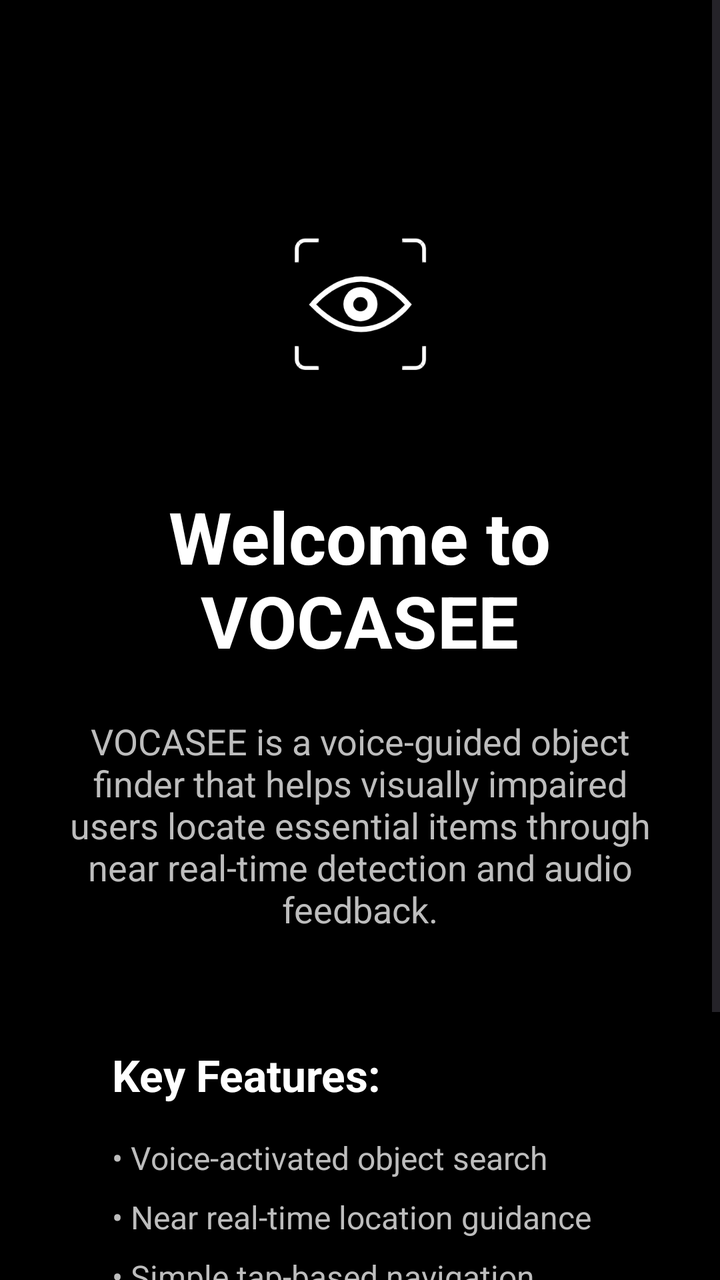
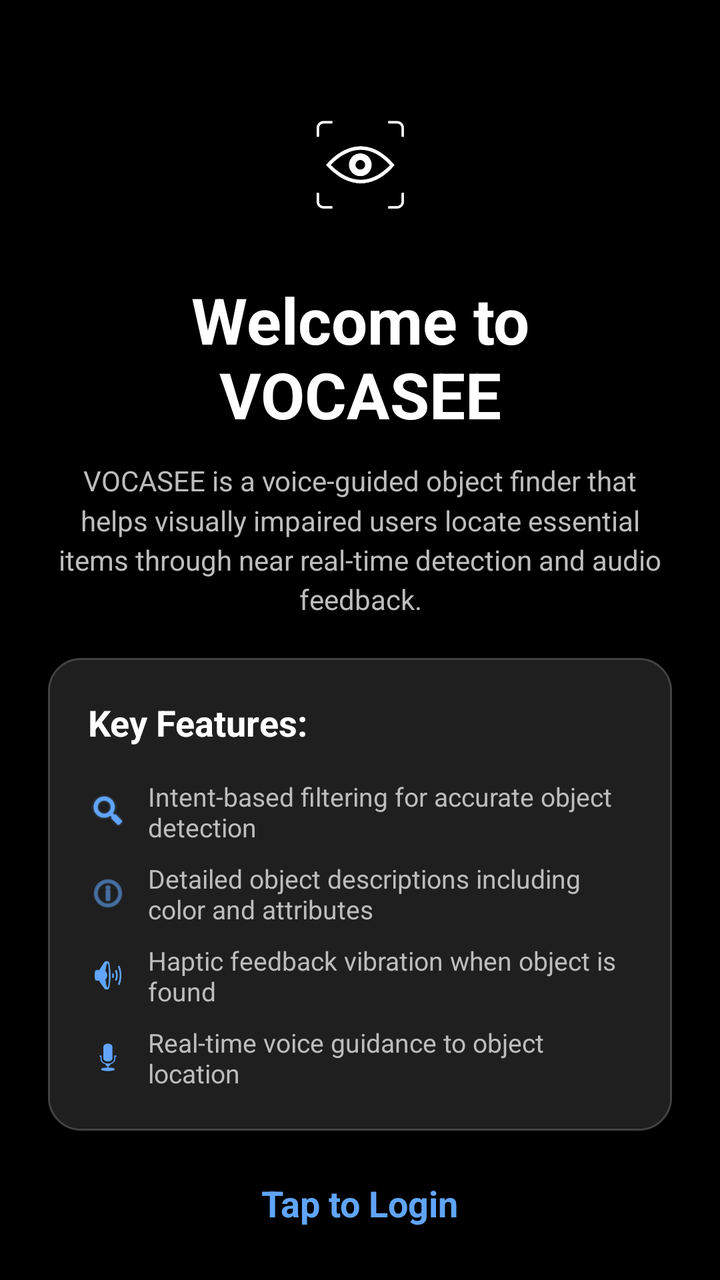

Two renders of the same Android screen: before a commit and after it. Below are the layout's source before the change and the commit's diff.
<!-- AndroidManifest.xml: activity theme Theme.Vocasee -->
<!-- res/layout/activity_welcome.xml -->
<FrameLayout xmlns:android="http://schemas.android.com/apk/res/android"
    android:id="@+id/main"
    android:layout_width="match_parent"
    android:layout_height="match_parent"
    android:background="@color/black"
    android:clickable="true"
    android:focusable="true">

    <ScrollView
        android:layout_width="match_parent"
        android:layout_height="match_parent">

        <LinearLayout
            android:layout_width="match_parent"
            android:layout_height="wrap_content"
            android:orientation="vertical"
            android:gravity="center"
            android:padding="32dp">

        
        <View
            android:layout_width="120dp"
            android:layout_height="120dp"
            android:layout_marginTop="60dp"
            android:background="@drawable/vocasee_logo" />

        

        
        <TextView
            android:layout_width="wrap_content"
            android:layout_height="wrap_content"
            android:layout_marginTop="32dp"
            android:gravity="center"
            android:text="@string/welcome_title"
            android:textColor="@color/white"
            android:textSize="36sp"
            android:textStyle="bold" />

        <TextView
            android:layout_width="match_parent"
            android:layout_height="wrap_content"
            android:layout_marginTop="24dp"
            android:text="@string/welcome_description"
            android:textSize="18sp"
            android:textColor="@color/gray_light"
            android:gravity="center" />

        
        <LinearLayout
            android:layout_width="match_parent"
            android:layout_height="wrap_content"
            android:layout_marginTop="32dp"
            android:orientation="vertical"
            android:padding="24dp">

            <TextView
                android:layout_width="wrap_content"
                android:layout_height="wrap_content"
                android:text="Key Features:"
                android:textSize="22sp"
                android:textColor="@color/white"
                android:textStyle="bold" />

            <TextView
                android:layout_width="wrap_content"
                android:layout_height="wrap_content"
                android:layout_marginTop="16dp"
                android:text="@string/feature_1"
                android:textSize="16sp"
                android:textColor="@color/gray_light" />

            <TextView
                android:layout_width="wrap_content"
                android:layout_height="wrap_content"
                android:layout_marginTop="8dp"
                android:text="@string/feature_2"
                android:textSize="16sp"
                android:textColor="@color/gray_light" />

            <TextView
                android:layout_width="wrap_content"
                android:layout_height="wrap_content"
                android:layout_marginTop="8dp"
                android:text="@string/feature_3"
                android:textSize="16sp"
                android:textColor="@color/gray_light" />

            <TextView
                android:layout_width="wrap_content"
                android:layout_height="wrap_content"
                android:layout_marginTop="8dp"
                android:text="@string/feature_4"
                android:textSize="16sp"
                android:textColor="@color/gray_light" />

        </LinearLayout>

        
        <TextView
            android:layout_width="wrap_content"
            android:layout_height="wrap_content"
            android:layout_marginTop="48dp"
            android:text="@string/tap_to_login"
            android:textSize="20sp"
            android:textColor="@color/blue_accent"
            android:textStyle="bold" />

    </LinearLayout>

</ScrollView>

</FrameLayout>
<!-- resources referenced by this layout -->
<resources>
  <color name="black">#000000</color>
  <color name="blue_accent">#60A5FA</color>
  <color name="gray_light">#BDBDBD</color>
  <color name="white">#FFFFFF</color>
  <!-- drawable vocasee_logo: png bitmap (drawable, 11900 bytes) -->
  <string name="feature_1">• Voice-activated object search</string>
  <string name="feature_2">• Near real-time location guidance</string>
  <string name="feature_3">• Simple tap-based navigation</string>
  <string name="feature_4">• Audio feedback for all actions</string>
  <string name="tap_to_login">Tap to Login</string>
  <string name="welcome_description">VOCASEE is a voice-guided object finder that helps visually impaired users locate essential items through near real-time detection and audio feedback.</string>
  <string name="welcome_title">Welcome to\nVOCASEE</string>
  <style name="Theme.Vocasee" parent="Base.Theme.Vocasee" />
  <style name="Base.Theme.Vocasee" parent="Theme.Material3.DayNight.NoActionBar">
          
          
      </style>
</resources>

<!-- the commit's change to res/layout/activity_welcome.xml (unified diff, before → after) -->
@@ -6,93 +6,160 @@
     android:clickable="true"
     android:focusable="true">
 
-    <ScrollView
+    <LinearLayout
         android:layout_width="match_parent"
-        android:layout_height="match_parent">
-
-        <LinearLayout
-            android:layout_width="match_parent"
-            android:layout_height="wrap_content"
-            android:orientation="vertical"
-            android:gravity="center"
-            android:padding="32dp">
+        android:layout_height="match_parent"
+        android:orientation="vertical"
+        android:gravity="center"
+        android:padding="24dp">
 
         
         <View
-            android:layout_width="120dp"
-            android:layout_height="120dp"
-            android:layout_marginTop="60dp"
+            android:layout_width="80dp"
+            android:layout_height="80dp"
+            android:layout_marginTop="16dp"
             android:background="@drawable/vocasee_logo" />
-
-        
 
         
         <TextView
             android:layout_width="wrap_content"
             android:layout_height="wrap_content"
-            android:layout_marginTop="32dp"
+            android:layout_marginTop="16dp"
             android:gravity="center"
             android:text="@string/welcome_title"
             android:textColor="@color/white"
-            android:textSize="36sp"
+            android:textSize="32sp"
             android:textStyle="bold" />
 
+        
         <TextView
             android:layout_width="match_parent"
             android:layout_height="wrap_content"
-            android:layout_marginTop="24dp"
+            android:layout_marginTop="12dp"
             android:text="@string/welcome_description"
-            android:textSize="18sp"
+            android:textSize="14sp"
             android:textColor="@color/gray_light"
-            android:gravity="center" />
+            android:gravity="center"
+            android:lineSpacingMultiplier="1.2" />
 
         
         <LinearLayout
             android:layout_width="match_parent"
             android:layout_height="wrap_content"
-            android:layout_marginTop="32dp"
+            android:layout_marginTop="20dp"
+            android:background="@drawable/rounded_box"
             android:orientation="vertical"
-            android:padding="24dp">
+            android:padding="20dp">
 
+            
             <TextView
                 android:layout_width="wrap_content"
                 android:layout_height="wrap_content"
                 android:text="Key Features:"
-                android:textSize="22sp"
+                android:textSize="18sp"
                 android:textColor="@color/white"
-                android:textStyle="bold" />
+                android:textStyle="bold"
+                android:layout_marginBottom="12dp" />
 
-            <TextView
-                android:layout_width="wrap_content"
+            
+            <LinearLayout
+                android:layout_width="match_parent"
                 android:layout_height="wrap_content"
-                android:layout_marginTop="16dp"
-                android:text="@string/feature_1"
-                android:textSize="16sp"
-                android:textColor="@color/gray_light" />
+                android:orientation="horizontal"
+                android:gravity="center_vertical"
+                android:layout_marginTop="4dp">
 
-            <TextView
-                android:layout_width="wrap_content"
+                <ImageView
+                    android:layout_width="20dp"
+                    android:layout_height="20dp"
+                    android:src="@android:drawable/ic_search_category_default"
+                    android:tint="@color/blue_accent"
+                    android:layout_marginEnd="10dp" />
+
+                <TextView
+                    android:layout_width="0dp"
+                    android:layout_height="wrap_content"
+                    android:layout_weight="1"
+                    android:text="Intent-based filtering for accurate object detection"
+                    android:textSize="13sp"
+                    android:textColor="@color/gray_light" />
+
+            </LinearLayout>
+
+            
+            <LinearLayout
+                android:layout_width="match_parent"
                 android:layout_height="wrap_content"
-                android:layout_marginTop="8dp"
-                android:text="@string/feature_2"
-                android:textSize="16sp"
-                android:textColor="@color/gray_light" />
+                android:orientation="horizontal"
+                android:gravity="center_vertical"
+                android:layout_marginTop="8dp">
 
-            <TextView
-                android:layout_width="wrap_content"
+                <ImageView
+                    android:layout_width="20dp"
+                    android:layout_height="20dp"
+                    android:src="@android:drawable/ic_menu_info_details"
+                    android:tint="@color/blue_accent"
+                    android:layout_marginEnd="10dp" />
+
+                <TextView
+                    android:layout_width="0dp"
+                    android:layout_height="wrap_content"
+                    android:layout_weight="1"
+                    android:text="Detailed object descriptions including color and attributes"
+                    android:textSize="13sp"
+                    android:textColor="@color/gray_light" />
+
+            </LinearLayout>
+
+            
+            <LinearLayout
+                android:layout_width="match_parent"
                 android:layout_height="wrap_content"
-                android:layout_marginTop="8dp"
-                android:text="@string/feature_3"
-                android:textSize="16sp"
-                android:textColor="@color/gray_light" />
+                android:orientation="horizontal"
+                android:gravity="center_vertical"
+                android:layout_marginTop="8dp">
 
-            <TextView
-                android:layout_width="wrap_content"
+                <ImageView
+                    android:layout_width="20dp"
+                    android:layout_height="20dp"
+                    android:src="@android:drawable/ic_lock_silent_mode_off"
+                    android:tint="@color/blue_accent"
+                    android:layout_marginEnd="10dp" />
+
+                <TextView
+                    android:layout_width="0dp"
+                    android:layout_height="wrap_content"
+                    android:layout_weight="1"
+                    android:text="Haptic feedback vibration when object is found"
+                    android:textSize="13sp"
+                    android:textColor="@color/gray_light" />
+
+            </LinearLayout>
+
+            
+            <LinearLayout
+                android:layout_width="match_parent"
                 android:layout_height="wrap_content"
-                android:layout_marginTop="8dp"
-                android:text="@string/feature_4"
-                android:textSize="16sp"
-                android:textColor="@color/gray_light" />
+                android:orientation="horizontal"
+                android:gravity="center_vertical"
+                android:layout_marginTop="8dp">
+
+                <ImageView
+                    android:layout_width="20dp"
+                    android:layout_height="20dp"
+                    android:src="@android:drawable/ic_btn_speak_now"
+                    android:tint="@color/blue_accent"
+                    android:layout_marginEnd="10dp" />
+
+                <TextView
+                    android:layout_width="0dp"
+                    android:layout_height="wrap_content"
+                    android:layout_weight="1"
+                    android:text="Real-time voice guidance to object location"
+                    android:textSize="13sp"
+                    android:textColor="@color/gray_light" />
+
+            </LinearLayout>
 
         </LinearLayout>
 
@@ -100,14 +167,12 @@
         <TextView
             android:layout_width="wrap_content"
             android:layout_height="wrap_content"
-            android:layout_marginTop="48dp"
+            android:layout_marginTop="24dp"
             android:text="@string/tap_to_login"
-            android:textSize="20sp"
+            android:textSize="18sp"
             android:textColor="@color/blue_accent"
             android:textStyle="bold" />
 
     </LinearLayout>
 
-</ScrollView>
-
 </FrameLayout>
<!-- resource entries referenced after the edit -->
@@ -4,15 +4,22 @@
   <color name="blue_accent">#60A5FA</color>
   <color name="gray_light">#BDBDBD</color>
   <color name="white">#FFFFFF</color>
+  <!-- drawable rounded_box (drawable) -->
+  <?xml version="1.0" encoding="utf-8"?>
+  <shape xmlns:android="http://schemas.android.com/apk/res/android">
+      <solid android:color="@color/gray_dark" />
+      <corners android:radius="16dp" />
+      <stroke
+          android:width="1dp"
+          android:color="@color/gray_medium" />
+  </shape>
   <!-- drawable vocasee_logo: png bitmap (drawable, 11900 bytes) -->
-  <string name="feature_1">• Voice-activated object search</string>
-  <string name="feature_2">• Near real-time location guidance</string>
-  <string name="feature_3">• Simple tap-based navigation</string>
-  <string name="feature_4">• Audio feedback for all actions</string>
   <string name="tap_to_login">Tap to Login</string>
   <string name="welcome_description">VOCASEE is a voice-guided object finder that helps visually impaired users locate essential items through near real-time detection and audio feedback.</string>
   <string name="welcome_title">Welcome to\nVOCASEE</string>
   <style name="Theme.Vocasee" parent="Base.Theme.Vocasee" />
+  <color name="gray_dark">#1F1F1F</color>
+  <color name="gray_medium">#424242</color>
   <style name="Base.Theme.Vocasee" parent="Theme.Material3.DayNight.NoActionBar">
           
           
